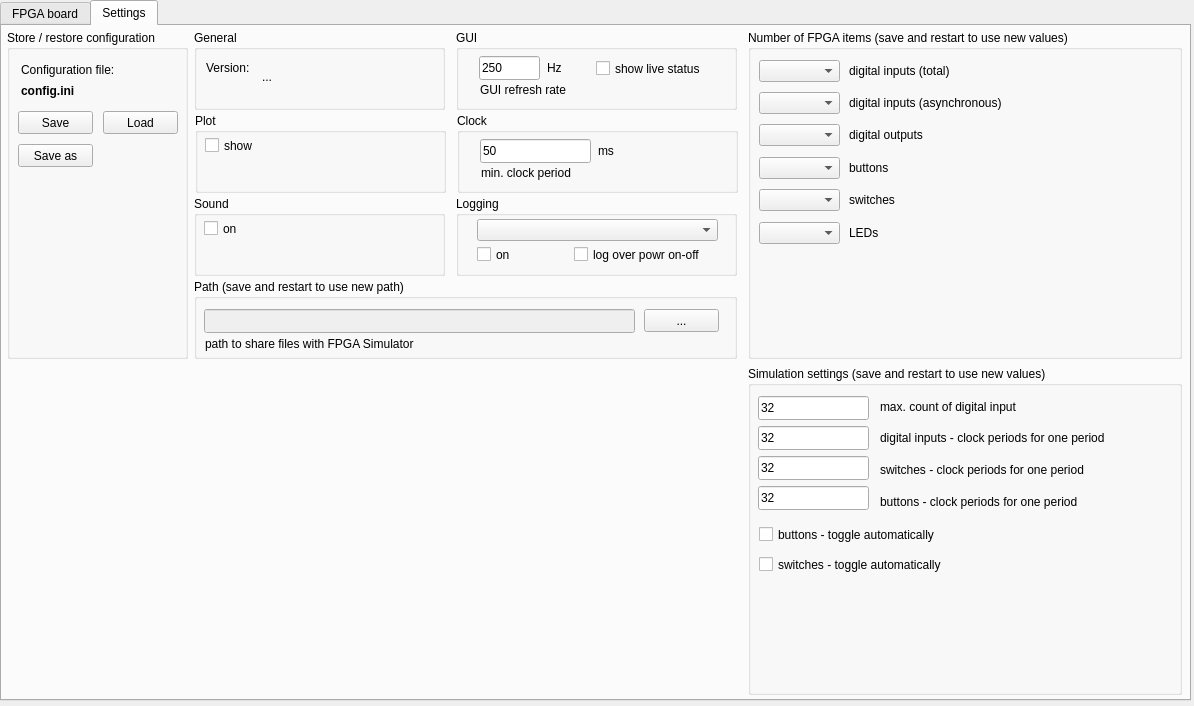
The window that python/hw_sim_fwk/ui/mainWindow.ui (ClarkFieseln/FPGA_HW_SIM_FWK) describes before a commit, drawn with Qt 5.
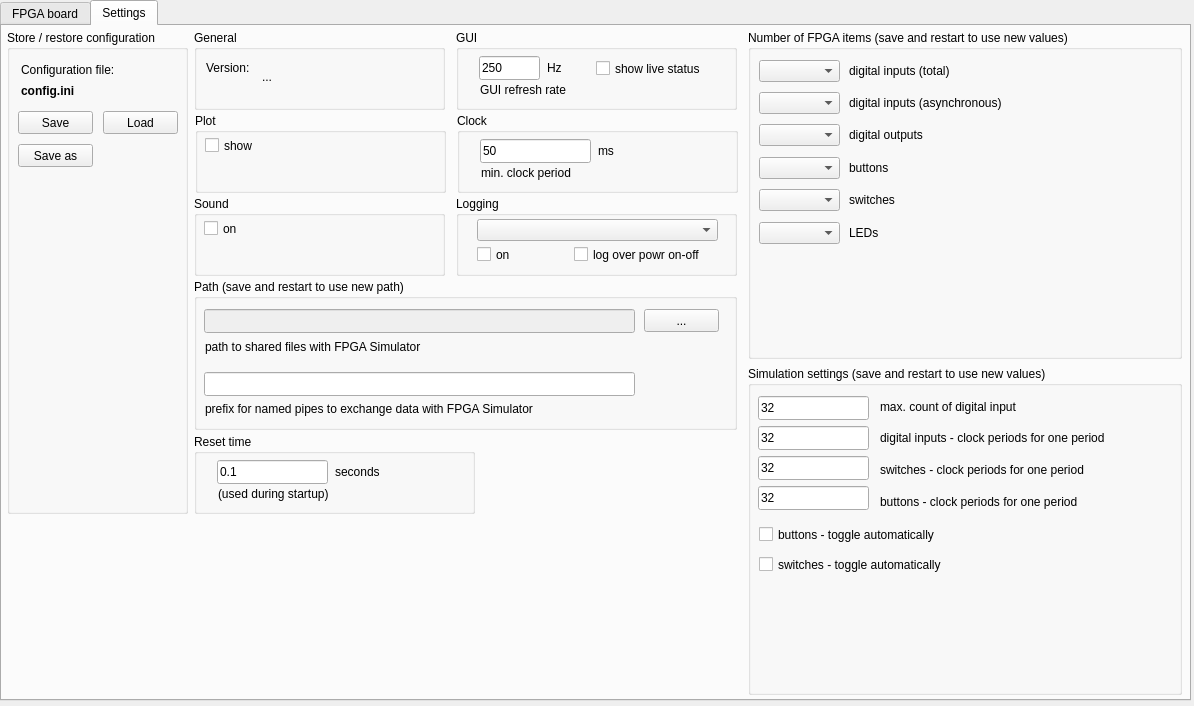
The same window after the commit. The open tabs and pages were chosen to show the change. Icons and pictures are not drawn.

```diff
--- a/python/hw_sim_fwk/ui/mainWindow.ui
+++ b/python/hw_sim_fwk/ui/mainWindow.ui
@@ -506,7 +506,7 @@
         <x>5</x>
         <y>4</y>
         <width>181</width>
-        <height>329</height>
+        <height>484</height>
        </rect>
       </property>
       <property name="title">
@@ -868,7 +868,7 @@
         <x>192</x>
         <y>253</y>
         <width>543</width>
-        <height>80</height>
+        <height>151</height>
        </rect>
       </property>
       <property name="title">
@@ -908,12 +908,41 @@
         <rect>
          <x>11</x>
          <y>57</y>
-         <width>291</width>
-         <height>16</height>
+         <width>321</width>
+         <height>21</height>
         </rect>
        </property>
        <property name="text">
-        <string>path to share files with FPGA Simulator</string>
+        <string>path to shared files with FPGA Simulator</string>
+       </property>
+      </widget>
+      <widget class="QLineEdit" name="leFifoPath">
+       <property name="enabled">
+        <bool>true</bool>
+       </property>
+       <property name="geometry">
+        <rect>
+         <x>10</x>
+         <y>93</y>
+         <width>431</width>
+         <height>24</height>
+        </rect>
+       </property>
+       <property name="text">
+        <string/>
+       </property>
+      </widget>
+      <widget class="QLabel" name="label_13">
+       <property name="geometry">
+        <rect>
+         <x>11</x>
+         <y>119</y>
+         <width>491</width>
+         <height>21</height>
+        </rect>
+       </property>
+       <property name="text">
+        <string>prefix for named pipes to exchange data with FPGA Simulator</string>
        </property>
       </widget>
      </widget>
@@ -1229,6 +1258,58 @@
        </property>
       </widget>
      </widget>
+     <widget class="QGroupBox" name="groupBox_8">
+      <property name="geometry">
+       <rect>
+        <x>192</x>
+        <y>408</y>
+        <width>281</width>
+        <height>80</height>
+       </rect>
+      </property>
+      <property name="title">
+       <string>Reset time</string>
+      </property>
+      <widget class="QLineEdit" name="leResetSecs">
+       <property name="geometry">
+        <rect>
+         <x>23</x>
+         <y>26</y>
+         <width>111</width>
+         <height>24</height>
+        </rect>
+       </property>
+       <property name="text">
+        <string>0.1</string>
+       </property>
+      </widget>
+      <widget class="QLabel" name="label_11">
+       <property name="geometry">
+        <rect>
+         <x>24</x>
+         <y>52</y>
+         <width>131</width>
+         <height>16</height>
+        </rect>
+       </property>
+       <property name="text">
+        <string>(used during startup)</string>
+       </property>
+      </widget>
+      <widget class="QLabel" name="label_12">
+       <property name="geometry">
+        <rect>
+         <x>141</x>
+         <y>30</y>
+         <width>51</width>
+         <height>16</height>
+        </rect>
+       </property>
+       <property name="text">
+        <string>seconds</string>
+       </property>
+      </widget>
+     </widget>
     </widget>
    </widget>
   </widget>
```
Left out of the diff: 8 changed lines with no effect on the pictures.
